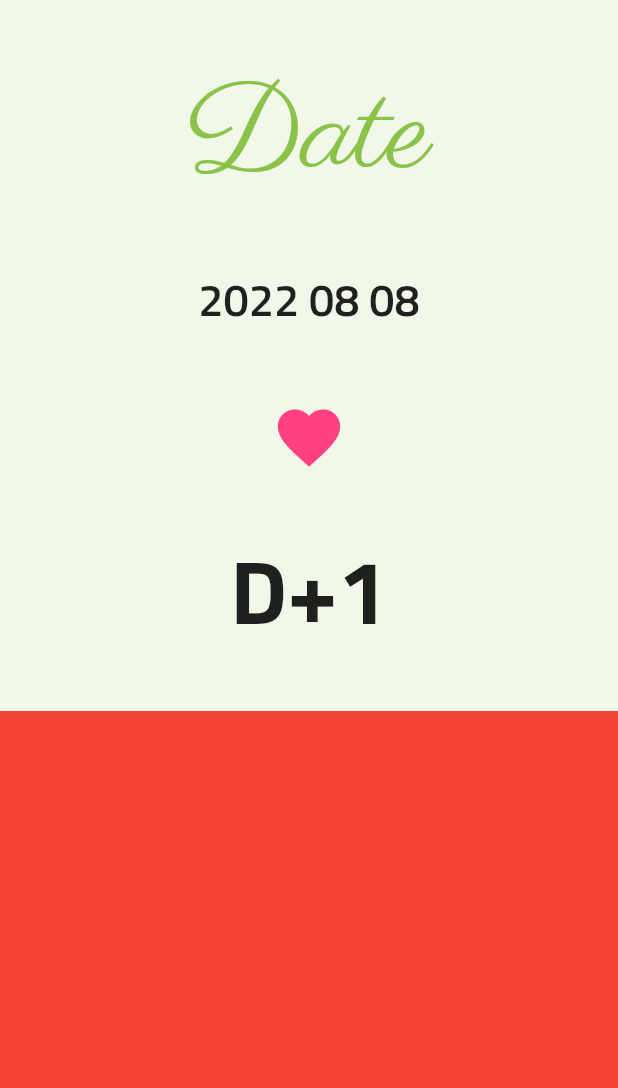
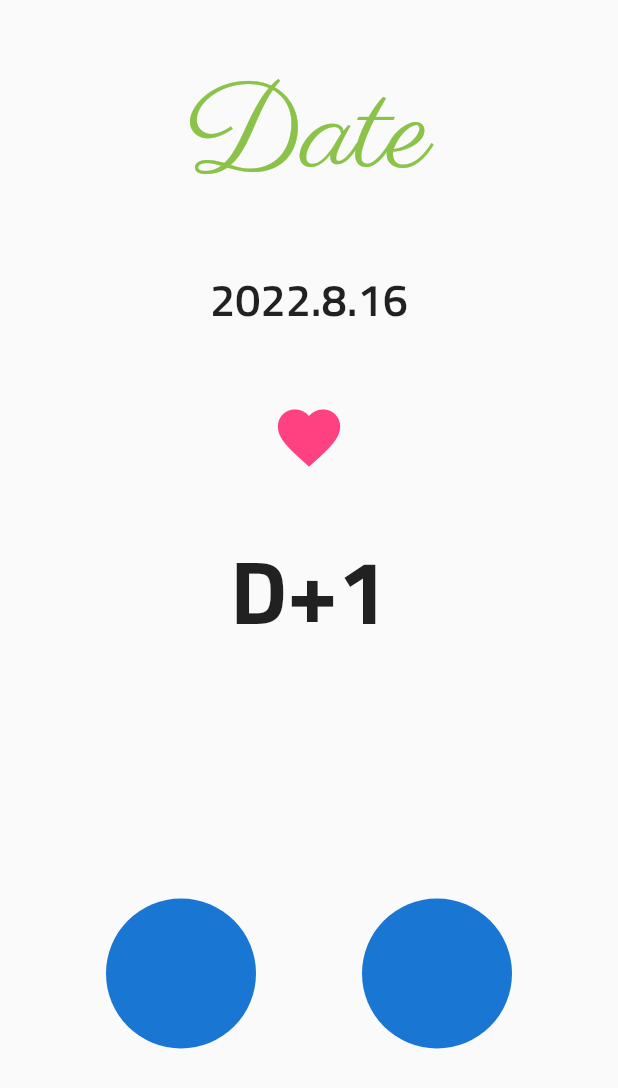
Before and after one commit to leeseongwon95/d_day_app, a Flutter app: the screen it shows after launch, on a phone screen of 412 x 824 dp. Shown: the top 1088 px of the screen. Run offline on Flutter 3.47's test engine with Material 2 defaults, Android fonts, the phone set to English and light mode, and no system bars.

```diff
--- a/lib/screen/home_screen.dart
+++ b/lib/screen/home_screen.dart
@@ -12,10 +12,10 @@ class _HomeScreenState extends State<HomeScreen> {
   @override
   Widget build(BuildContext context) {
     return Scaffold(
-      backgroundColor: Colors.lightGreen[50],
+      backgroundColor: Color.fromRGBO(250, 250, 250, 1),
       body: SafeArea(
         bottom: false,
-        child: Container(
+        child: SizedBox(
           width: MediaQuery.of(context).size.width,
           child: Column(
             children: [
@@ -29,21 +29,37 @@ class _HomeScreenState extends State<HomeScreen> {
   }
 }
 
-class _TopPart extends StatelessWidget {
+class _TopPart extends StatefulWidget {
   const _TopPart({Key? key}) : super(key: key);
 
   @override
+  State<_TopPart> createState() => _TopPartState();
+}
+
+class _TopPartState extends State<_TopPart> {
+  DateTime selectedDate = DateTime(
+    DateTime.now().year,
+    DateTime.now().month,
+    DateTime.now().day,
+  );
+
+  @override
   Widget build(BuildContext context) {
+    final now = DateTime.now();
+
+
     return Expanded(
       child: Column(
         mainAxisAlignment: MainAxisAlignment.spaceEvenly,
         children: [
           Text('Date', style: TextStyle(
               color: Colors.lightGreen,
-              fontFamily: 'pasisienne',
+              fontFamily: 'parisienne',
               fontSize: 80
           ),),
-          Text('2022 08 08', style: TextStyle(
+          Text(
+            '${selectedDate.year}.${selectedDate.month}.${selectedDate.day}',
+            style: TextStyle(
               fontFamily: 'sunflower',
               fontSize: 30
           ),),
@@ -61,8 +77,16 @@ class _TopPart extends StatelessWidget {
                           height: 300.0,
                           child: CupertinoDatePicker(
                             mode: CupertinoDatePickerMode.date,
+                            initialDateTime: selectedDate,
+                            maximumDate: DateTime(
+                              now.year,
+                              now.month,
+                              now.day,
+                            ),
                             onDateTimeChanged: (DateTime date){
-
+                              setState((){
+                                selectedDate = date;
+                              });
                             },
                           ),
                         ),
@@ -74,10 +98,18 @@ class _TopPart extends StatelessWidget {
                 Icons.favorite,
                 color: Colors.pinkAccent,
               )),
-          Text('D+1', style: TextStyle(
+          Text(
+            'D+${
+                DateTime(
+                  now.year,
+                  now.month,
+                  now.day,
+                ).difference(selectedDate).inDays + 1
+            }',
+            style: TextStyle(
               fontFamily: 'sunflower',
               fontWeight: FontWeight.w700,
-              fontSize: 60
+              fontSize: 60,
           ),)
         ],
       ),
@@ -90,10 +122,20 @@ class _BottomPart extends StatelessWidget {
 
   @override
   Widget build(BuildContext context) {
-    return Container(
+    return SizedBox(
       height: 350,
-      width: MediaQuery.of(context).size.width,
-      color: Colors.red,
+      width: double.infinity,
+      child: Row(
+        mainAxisAlignment: MainAxisAlignment.spaceEvenly,
+        children: [
+          CircleAvatar(
+            radius: 50,
+          ),
+          CircleAvatar(
+            radius: 50,
+          )
+        ],
+      ),
     );
   }
 }
--- a/pubspec.yaml
+++ b/pubspec.yaml
@@ -60,7 +60,7 @@ flutter:
   assets:
     - asset/
   fonts:
-    - family: pasisienne
+    - family: parisienne
       fonts:
         - asset: asset/font/Parisienne-Regular.ttf
 
```
